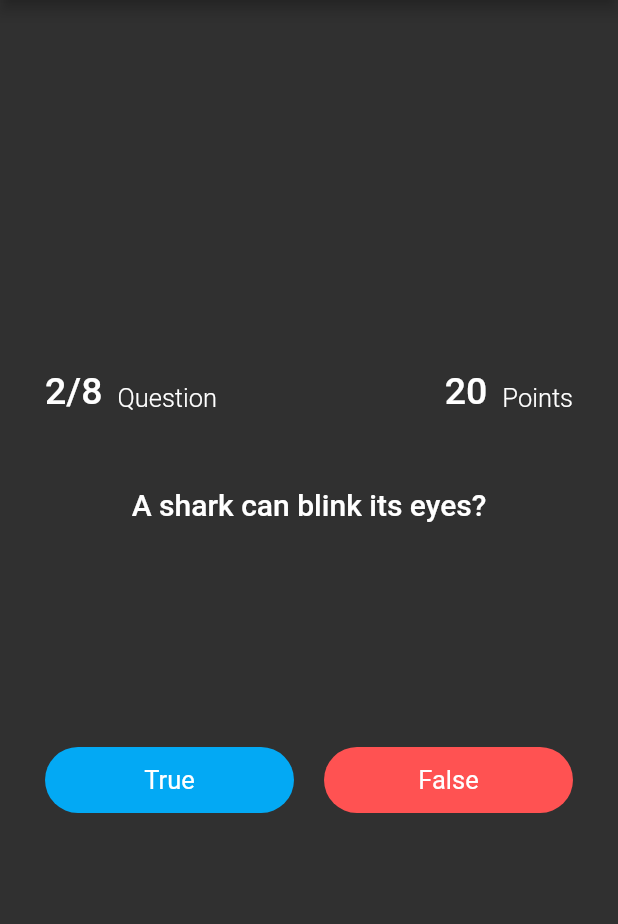
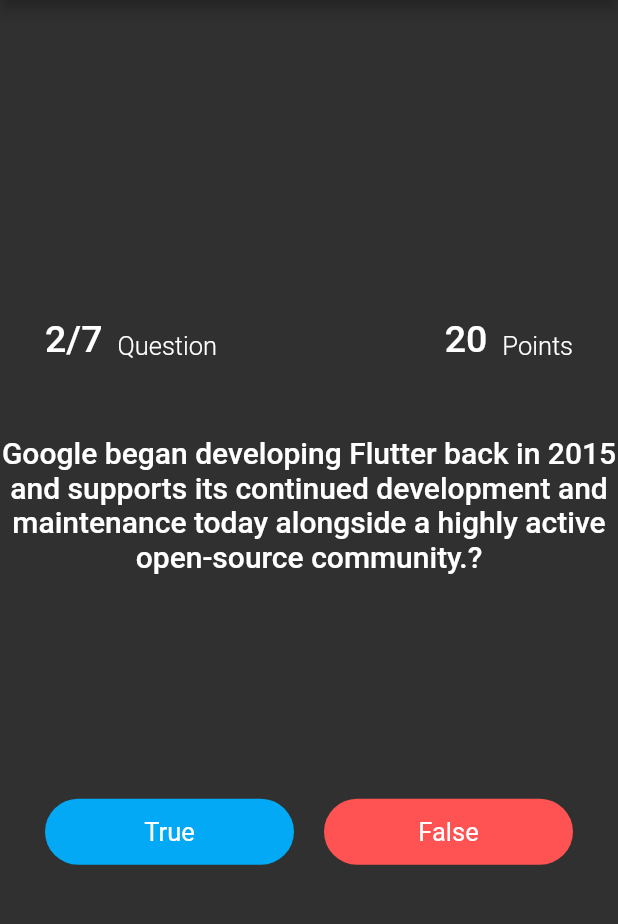
Before and after one commit to offical-waqas-khurshid/Quiz_App_Flutter, a Flutter app: the PlayQuiz screen opened directly, after a tap on "True", on a phone screen of 412 x 824 dp, the part 84-1008 px from its top. Run offline on Flutter 3.47's test engine with Material 2 defaults, Android fonts, the phone set to English and light mode, and no system bars; our stand-ins replace flutter_svg, get.

Commit message:
project complete

```diff
--- a/lib/data/data.dart
+++ b/lib/data/data.dart
@@ -5,58 +5,51 @@ List<QuestionModel> getQuestions() {
   QuestionModel questionModel = QuestionModel();
 
   //1
-  questionModel.setQuestion("A baby has more bones than an adult");
+  questionModel.setQuestion("Flutter is an open-source programming language for cross-platform applications");
   questionModel.setAnswer("True");
   questions.add(questionModel);
   questionModel = QuestionModel();
 
   //2
-  questionModel.setQuestion("A shark can blink its eyes");
+  questionModel.setQuestion("Google began developing Flutter back in 2015 and supports its continued development and maintenance today alongside a highly active open-source community.");
   questionModel.setAnswer("True");
   questions.add(questionModel);
 
   questionModel = QuestionModel();
 
   //3
-  questionModel.setQuestion("The U.S dollars are made from fiber");
+  questionModel.setQuestion("Dart programming language is used to build Flutter applications?");
+  questionModel.setAnswer("True");
+  questions.add(questionModel);
+
+  questionModel = QuestionModel();
+
+  //4
+  questionModel.setQuestion("2 types of widgets in Flutter?");
   questionModel.setAnswer("False");
   questions.add(questionModel);
 
   questionModel = QuestionModel();
 
-  //4
-  questionModel.setQuestion("Sandwich is named after a person");
-  questionModel.setAnswer("True");
-  questions.add(questionModel);
-
-  questionModel = QuestionModel();
-
   //5
-  questionModel.setQuestion("A tiger gas stripes on its skin");
+  questionModel.setQuestion("Firebase  to a cloud database through Flutter is available through which service?");
   questionModel.setAnswer("True");
   questions.add(questionModel);
 
   questionModel = QuestionModel();
 
   //6
-  questionModel.setQuestion("An ostrich has the largest eye in the world");
+  questionModel.setQuestion("Widget element is used as an identifier for components when programming in Flutter?");
   questionModel.setAnswer("False");
   questions.add(questionModel);
 
   questionModel = QuestionModel();
 
   //7
-  questionModel.setQuestion("Some 16 billion emails are send daily");
+  questionModel.setQuestion("Graphic based of Flutter animation allows you to represent real-world behavior?");
   questionModel.setAnswer("False");
   questions.add(questionModel);
   questionModel = QuestionModel();
 
-  //8
-  questionModel.setQuestion("Gorilla's blood type is all B");
-  questionModel.setAnswer("True");
-  questions.add(questionModel);
-
-  questionModel = QuestionModel();
-
   return questions;
 }
--- a/lib/models/Questions.dart
+++ b/lib/models/Questions.dart
@@ -66,4 +66,40 @@ const List bool_data = [
     "options": ['Cin', 'Count>>', 'Cout', 'Output>>'],
     "answer_index": 2,
   },
+  {
+    "id": 5,
+    "question": "What type of Flutter animation allows you to represent real-world behavior?",
+    "options": ['Physics-based', 'Maths-based', 'Graph-based', 'Sim-based'],
+    "answer_index": 1,
+  },
+  {
+    "id": 6,
+    "question": "Which programming language is used to build Flutter applications?",
+    "options": ['Kotlin', 'Dart', 'Java', 'SGo'],
+    "answer_index": 2,
+  },
+  {
+    "id": 7,
+    "question": "How many types of widgets are there in Flutter?",
+    "options": ['2', '3', '4', '5'],
+    "answer_index": 2,
+  },
+  {
+    "id": 8,
+    "question": "A sequence of asynchronous Flutter events is known as a",
+    "options": ['Flow', ' Current', 'Stream', 'Series'],
+    "answer_index": 3,
+  },
+  {
+    "id": 9,
+    "question": "Access to a cloud database through Flutter is available through which service?",
+    "options": ['SQLite', ' Firebase Database', 'NOSQL', 'Series'],
+    "answer_index": 2,
+  },
+  {
+    "id": 10,
+    "question": "What command would you use to compile your Flutter app in release mode?",
+    "options": ['Flutter --release', ' Flutter build --release', ' Flutter run --release', 'Flutter clean'],
+    "answer_index": 3,
+  },
 ];
--- a/lib/screens/welcome/multple_choice_welcome_screen.dart
+++ b/lib/screens/welcome/multple_choice_welcome_screen.dart
@@ -1,6 +1,7 @@
 import 'package:flutter/material.dart';
 import 'package:flutter_svg/svg.dart';
 import 'package:get/get.dart';
+import 'package:quiz_app_flutter/screens/home_Screen/home.dart';
 
 import '../../constants.dart';
 import '../quiz/quiz_screen.dart';
@@ -9,10 +10,12 @@ class MultipleChoiceWelcomeScreen extends StatefulWidget {
   const MultipleChoiceWelcomeScreen({super.key});
 
   @override
-  State<MultipleChoiceWelcomeScreen> createState() => _MultipleChoiceWelcomeScreenState();
+  State<MultipleChoiceWelcomeScreen> createState() =>
+      _MultipleChoiceWelcomeScreenState();
 }
 
-class _MultipleChoiceWelcomeScreenState extends State<MultipleChoiceWelcomeScreen> {
+class _MultipleChoiceWelcomeScreenState
+    extends State<MultipleChoiceWelcomeScreen> {
   @override
   Widget build(BuildContext context) {
     return Scaffold(
@@ -35,7 +38,11 @@ class _MultipleChoiceWelcomeScreenState extends State<MultipleChoiceWelcomeScree
                   const Spacer(flex: 2), //2/6
                   Text(
                     "Let's Play Multiple Choice Quiz,",
-                    style: Theme.of(context).textTheme.headline4!.copyWith(
+                    style: Theme
+                        .of(context)
+                        .textTheme
+                        .headline4!
+                        .copyWith(
                         color: Colors.white, fontWeight: FontWeight.bold),
                   ),
                   const SizedBox(height: 20,),
@@ -65,7 +72,8 @@ class _MultipleChoiceWelcomeScreenState extends State<MultipleChoiceWelcomeScree
                       ),
                       child: Text(
                         "Lets Start Quiz",
-                        style: Theme.of(context)
+                        style: Theme
+                            .of(context)
                             .textTheme
                             .button!
                             .copyWith(color: Colors.black),
@@ -73,6 +81,10 @@ class _MultipleChoiceWelcomeScreenState extends State<MultipleChoiceWelcomeScree
                     ),
                   ),
                   const Spacer(flex: 2), // it will take 2/6 spaces
+                  ElevatedButton(onPressed: () {
+                    Navigator.push(context,
+                        MaterialPageRoute(builder: (context) => Home(),));
+                  }, child: Text("Back To Home")),
                 ],
               ),
             ),
--- a/lib/screens/welcome/true_false_welcome_screen.dart
+++ b/lib/screens/welcome/true_false_welcome_screen.dart
@@ -1,6 +1,7 @@
 import 'package:flutter/material.dart';
 import 'package:flutter_svg/svg.dart';
 import 'package:get/get.dart';
+import 'package:quiz_app_flutter/screens/home_Screen/home.dart';
 import 'package:quiz_app_flutter/screens/quiz/play_quiz.dart';
 
 import '../../constants.dart';
@@ -75,6 +76,10 @@ class _TrueFalseWelcomeScreenState extends State<TrueFalseWelcomeScreen> {
                     ),
                   ),
                   const Spacer(flex: 2), // it will take 2/6 spaces
+                  ElevatedButton(onPressed: () {
+                    Navigator.push(context,
+                        MaterialPageRoute(builder: (context) => Home(),));
+                  }, child: Text("Back To Home")),
                 ],
               ),
             ),
```
